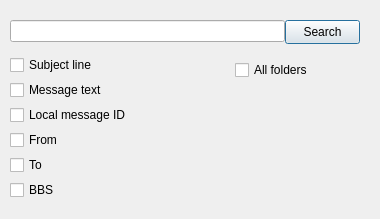
The window that searchdialog.ui (jimmcguffin/PyOutpost) describes before a commit, drawn with Qt 5.
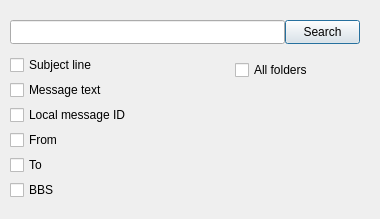
The same window after the commit.

The edit to the form file:
```diff
--- a/searchdialog.ui
+++ b/searchdialog.ui
@@ -19,7 +19,7 @@
      <x>10</x>
      <y>20</y>
      <width>275</width>
-     <height>22</height>
+     <height>24</height>
     </rect>
    </property>
   </widget>
```
